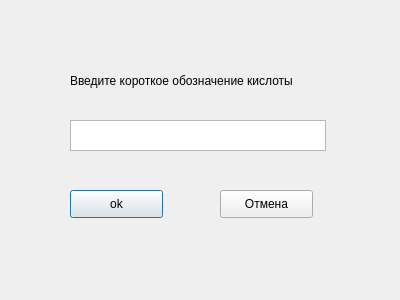
anyazavrr/Laba3, file addwindow.ui: the form before one commit.
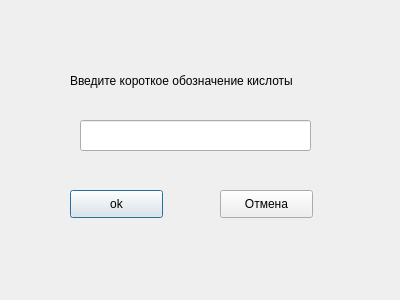
The form after the commit.

Patch:
```diff
--- a/addwindow.ui
+++ b/addwindow.ui
@@ -39,16 +39,6 @@
     <string>Отмена</string>
    </property>
   </widget>
-  <widget class="QTextBrowser" name="acidname">
-   <property name="geometry">
-    <rect>
-     <x>70</x>
-     <y>120</y>
-     <width>256</width>
-     <height>31</height>
-    </rect>
-   </property>
-  </widget>
   <widget class="QLabel" name="label">
    <property name="geometry">
     <rect>
@@ -62,6 +52,16 @@
     <string>Введите короткое обозначение кислоты</string>
    </property>
   </widget>
+  <widget class="QLineEdit" name="acidname">
+   <property name="geometry">
+    <rect>
+     <x>80</x>
+     <y>120</y>
+     <width>231</width>
+     <height>31</height>
+    </rect>
+   </property>
+  </widget>
  </widget>
  <resources/>
  <connections/>
```
